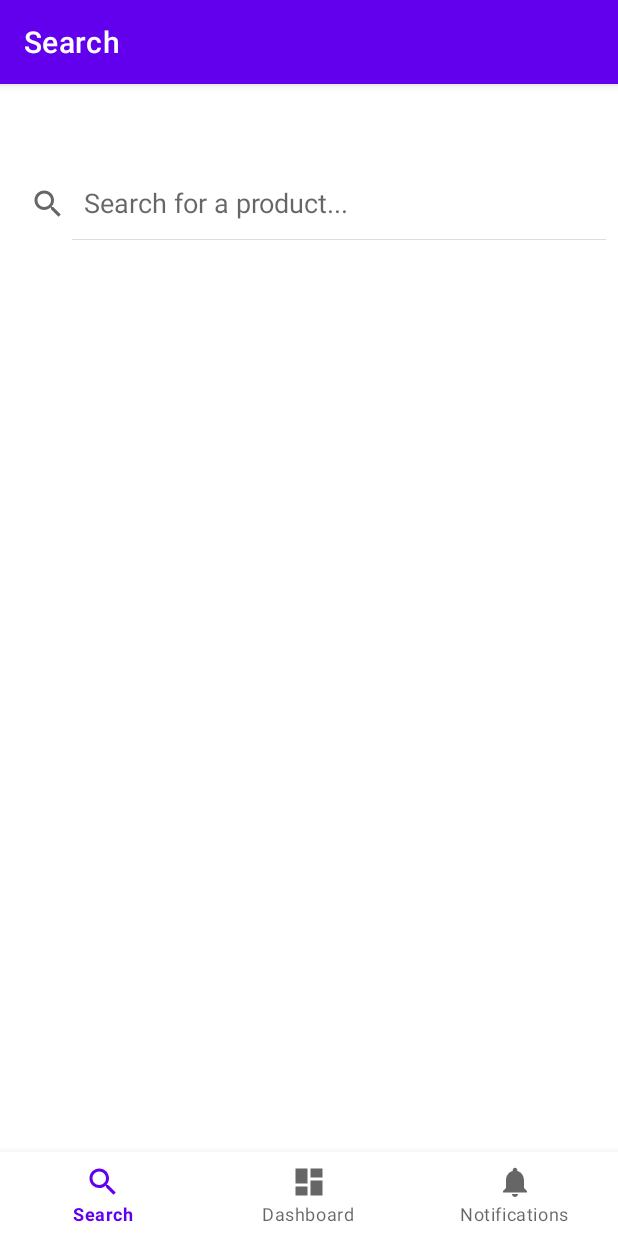
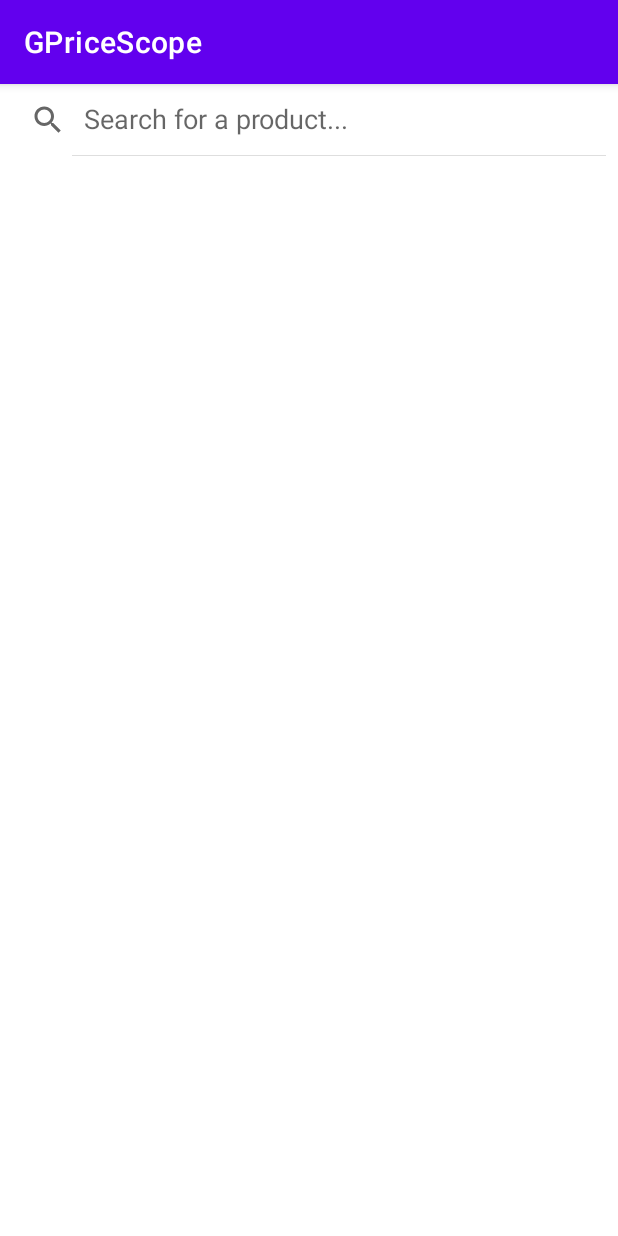
Before and after one commit to iampopovich/GOGCrawler, an Android app: the MainActivity screen opened directly, with no data from a screen before it, on a phone screen of 412 x 824 dp. Run offline under Robolectric (Android 15) with nearby library versions, the phone set to English and light mode, and no system bars; our stand-ins replace Volley.

Commit message:
сделал по красоте
- вью модель обновляет лайв дату без ручного триггера
- вернул обратно одну активность. гениально. просто.

```diff
--- a/app/build.gradle.kts
+++ b/app/build.gradle.kts
@@ -11,7 +11,7 @@ android {
         minSdk = 24
         targetSdk = 34
         versionCode = 1
-        versionName = "1.0"
+        versionName = "1.1"
 
         testInstrumentationRunner = "androidx.test.runner.AndroidJUnitRunner"
     }
@@ -44,6 +44,7 @@ dependencies {
     implementation(libs.lifecycle.viewmodel.ktx)
     implementation(libs.navigation.fragment)
     implementation(libs.navigation.ui)
+    implementation(libs.activity)
     testImplementation(libs.junit)
     androidTestImplementation(libs.ext.junit)
     androidTestImplementation(libs.espresso.core)
--- a/app/src/main/AndroidManifest.xml
+++ b/app/src/main/AndroidManifest.xml
@@ -14,14 +14,18 @@
         android:supportsRtl="true"
         android:theme="@style/Theme.GPriceScope"
         tools:targetApi="31">
+
         <activity
             android:name=".MainActivity"
             android:exported="true">
             <intent-filter>
                 <action android:name="android.intent.action.MAIN" />
                 <action android:name="android.intent.action.SEND" />
+
                 <category android:name="android.intent.category.DEFAULT" />
+
                 <data android:mimeType="text/plain" />
+
                 <category android:name="android.intent.category.LAUNCHER" />
             </intent-filter>
         </activity>
--- a/app/src/main/java/com/example/gpricescope/ui/search/Countries.java
+++ b/app/src/main/java/com/example/gpricescope/Countries.java
@@ -1,4 +1,4 @@
-package com.example.gpricescope.ui.search;
+package com.example.gpricescope;
 
 import java.util.HashMap;
 
--- a/app/src/main/java/com/example/gpricescope/MainActivity.java
+++ b/app/src/main/java/com/example/gpricescope/MainActivity.java
@@ -1,39 +1,148 @@
 package com.example.gpricescope;
 
+import android.app.AlertDialog;
+import android.content.Intent;
 import android.os.Bundle;
-
-import com.google.android.material.bottomnavigation.BottomNavigationView;
+import android.util.Log;
+import android.widget.SearchView;
 
 import androidx.appcompat.app.AppCompatActivity;
-import androidx.navigation.NavController;
-import androidx.navigation.Navigation;
-import androidx.navigation.ui.AppBarConfiguration;
-import androidx.navigation.ui.NavigationUI;
+import androidx.core.graphics.Insets;
+import androidx.core.view.ViewCompat;
+import androidx.core.view.WindowInsetsCompat;
+import androidx.lifecycle.ViewModelProvider;
+import androidx.recyclerview.widget.LinearLayoutManager;
 
+import com.android.volley.Request;
+import com.android.volley.RequestQueue;
+import com.android.volley.toolbox.StringRequest;
+import com.android.volley.toolbox.Volley;
 import com.example.gpricescope.databinding.ActivityMainBinding;
+
+import org.json.JSONException;
+import org.json.JSONObject;
+
+import java.util.regex.Matcher;
+import java.util.regex.Pattern;
 
 public class MainActivity extends AppCompatActivity {
 
     private ActivityMainBinding binding;
+    private RequestQueue requestQueue;
+    private String productId;
+    private SearchViewModel searchViewModel;
+    private final String TAG = "SearchFragment";
+    private final String FETCH_PRICE_REQUEST_TAG = "fetch_price_request";
+    private final String EXTRACT_PRODUCT_ID_REQUEST_TAG = "extract_product_id_request";
+
 
     @Override
     protected void onCreate(Bundle savedInstanceState) {
         super.onCreate(savedInstanceState);
-
         binding = ActivityMainBinding.inflate(getLayoutInflater());
         setContentView(binding.getRoot());
 
-        BottomNavigationView navView = findViewById(R.id.nav_view);
-        // Passing each menu ID as a set of Ids because each
-        // menu should be considered as top level destinations.
-        AppBarConfiguration appBarConfiguration = new AppBarConfiguration.Builder(
-                R.id.navigation_search,
-                R.id.navigation_dashboard,
-                R.id.navigation_notifications)
-                .build();
-        NavController navController = Navigation.findNavController(this, R.id.nav_host_fragment_activity_main);
-        NavigationUI.setupActionBarWithNavController(this, navController, appBarConfiguration);
-        NavigationUI.setupWithNavController(binding.navView, navController);
+        ViewCompat.setOnApplyWindowInsetsListener(findViewById(R.id.main), (v, insets) -> {
+            Insets systemBars = insets.getInsets(WindowInsetsCompat.Type.systemBars());
+            v.setPadding(systemBars.left, systemBars.top, systemBars.right, systemBars.bottom);
+            return insets;
+        });
+
+        searchViewModel = new ViewModelProvider(this).get(SearchViewModel.class);
+        searchViewModel.getPriceList().observe(this, priceList -> {
+            binding.priceRecyclerView.setLayoutManager(new LinearLayoutManager(this));
+            binding.priceRecyclerView.setAdapter(new PriceAdapter(this, priceList));
+        });
+
+        requestQueue = Volley.newRequestQueue(this);
+
+        binding.searchView.clearFocus();
+        binding.searchView.setOnQueryTextListener(new SearchView.OnQueryTextListener() {
+            @Override
+            public boolean onQueryTextSubmit(String query) {
+                fetchPrices(query);
+                return true;
+            }
+
+            @Override
+            public boolean onQueryTextChange(String newText) {
+                return true;
+            }
+        });
+        Intent intent = this.getIntent();
+        if (Intent.ACTION_SEND.equals(intent.getAction()) && intent.getType() != null) {
+            if ("text/plain".equals(intent.getType())) {
+                handleSendText(intent, binding.searchView);
+            }
+        }
     }
 
+
+    private void fetchPrices(String query) {
+        requestQueue.cancelAll(FETCH_PRICE_REQUEST_TAG);
+        requestQueue.cancelAll(EXTRACT_PRODUCT_ID_REQUEST_TAG);
+        searchViewModel.clearPrices();
+        if (!query.startsWith("https://www.gog.com/")) {
+            new AlertDialog.Builder(this).setTitle("Invalid URL error").setMessage("Check if you entered correct URL").show();
+            return;
+        }
+        extractProductId(query);
+    }
+
+    private void extractProductId(String url) {
+        StringRequest request = new StringRequest(url,
+                response -> {
+                    Pattern pattern = Pattern.compile("card-product=\"(\\d+)\"");
+                    Matcher matcher = pattern.matcher(response);
+                    while (matcher.find()) productId = matcher.group(1);
+                    if (productId == null) {
+                        new AlertDialog.Builder(this).setTitle("Invalid product id").setMessage("Check if you entered correct URL").show();
+                        Log.e(TAG, "Invalid product id");
+                        return;
+                    }
+                    Log.d(TAG, productId);
+                    for (String code : Countries.codes.keySet()) {
+                        makeRequest("https://api.gog.com/products/" + productId + "/prices?countryCode=" + code + "&currency=USD");
+                    }
+                }, error -> Log.e(TAG, error.toString()));
+        request.setTag(EXTRACT_PRODUCT_ID_REQUEST_TAG);
+        requestQueue.add(request);
+    }
+
+    private void makeRequest(String url) {
+        StringRequest request = new StringRequest(Request.Method.GET, url, response -> {
+            try {
+                JSONObject result = new JSONObject(response)
+                        .getJSONObject("_embedded")
+                        .getJSONArray("prices")
+                        .getJSONObject(0);
+                searchViewModel.addPrice(
+                        new PriceItem(
+                                url.split("countryCode=")[1].split("&")[0],
+                                Integer.parseInt(result.getString("finalPrice").split(" ")[0]) / 100.00
+                        ));
+            } catch (JSONException e) {
+                throw new RuntimeException(e);
+            }
+        }, error -> {
+        });
+        request.setTag(FETCH_PRICE_REQUEST_TAG);
+        requestQueue.add(request);
+    }
+
+    private void handleSendText(Intent intent, SearchView searchView) {
+        String sharedText = intent.getStringExtra(Intent.EXTRA_TEXT);
+        if (sharedText != null && sharedText.startsWith("https://www.gog.com/") && sharedText.contains("/game/")) {
+            searchView.setQuery(sharedText, false);
+            fetchPrices(sharedText);
+        }
+    }
+
+    @Override
+    protected void onDestroy() {
+        super.onDestroy();
+        requestQueue.stop();
+        requestQueue.cancelAll(FETCH_PRICE_REQUEST_TAG);
+        requestQueue.cancelAll(EXTRACT_PRODUCT_ID_REQUEST_TAG);
+    }
 }
--- a/app/src/main/java/com/example/gpricescope/ui/search/PriceAdapter.java
+++ b/app/src/main/java/com/example/gpricescope/PriceAdapter.java
@@ -1,4 +1,4 @@
-package com.example.gpricescope.ui.search;
+package com.example.gpricescope;
 
 import android.view.LayoutInflater;
 import android.view.View;
@@ -9,8 +9,6 @@ import android.widget.TextView;
 
 import androidx.annotation.NonNull;
 import androidx.recyclerview.widget.RecyclerView;
-
-import com.example.gpricescope.R;
 
 import java.util.List;
 
--- a/app/src/main/java/com/example/gpricescope/ui/search/PriceItem.java
+++ b/app/src/main/java/com/example/gpricescope/PriceItem.java
@@ -1,4 +1,4 @@
-package com.example.gpricescope.ui.search;
+package com.example.gpricescope;
 
 public class PriceItem {
 
--- /dev/null
+++ b/app/src/main/java/com/example/gpricescope/SearchViewModel.java
@@ -0,0 +1,36 @@
+package com.example.gpricescope;
+
+import androidx.lifecycle.MutableLiveData;
+import androidx.lifecycle.ViewModel;
+
+import java.util.ArrayList;
+import java.util.Comparator;
+import java.util.List;
+import java.util.Objects;
+
+public class SearchViewModel extends ViewModel {
+
+    private final MutableLiveData<List<PriceItem>> mPriceList;
+
+    public SearchViewModel() {
+        mPriceList = new MutableLiveData<>(new ArrayList<>());
+    }
+
+    public void addPrice(PriceItem priceItem) {
+        List<PriceItem> list = mPriceList.getValue();
+        Objects.requireNonNull(list).add(priceItem);
+        list.sort(Comparator.comparing(PriceItem::getValue));
+        if (list.size() > 7) list.subList(7, list.size()).clear();
+        mPriceList.setValue(list);
+    }
+
+    public void clearPrices() {
+        List<PriceItem> list = mPriceList.getValue();
+        Objects.requireNonNull(list).clear();
+        mPriceList.setValue(list);
+    }
+
+    public MutableLiveData<List<PriceItem>> getPriceList() {
+        return mPriceList;
+    }
+}
--- a/app/src/main/java/com/example/gpricescope/ui/search/SearchFragment.java
+++ /dev/null
@@ -1,140 +0,0 @@
-package com.example.gpricescope.ui.search;
-
-import android.app.AlertDialog;
-import android.content.Intent;
-import android.os.Bundle;
-import android.util.Log;
-import android.view.LayoutInflater;
-import android.view.View;
-import android.view.ViewGroup;
-import android.widget.SearchView;
-import android.widget.Toast;
-
-import androidx.annotation.NonNull;
-import androidx.fragment.app.Fragment;
-import androidx.lifecycle.ViewModelProvider;
-import androidx.recyclerview.widget.LinearLayoutManager;
-
-import com.android.volley.Request;
-import com.android.volley.RequestQueue;
-import com.android.volley.toolbox.StringRequest;
-import com.android.volley.toolbox.Volley;
-import com.example.gpricescope.databinding.FragmentSearchBinding;
-
-import org.json.JSONException;
-import org.json.JSONObject;
-
-import java.util.regex.Matcher;
-import java.util.regex.Pattern;
-
-public class SearchFragment extends Fragment {
-
-    private FragmentSearchBinding binding;
-    private RequestQueue requestQueue;
-    private String productId;
-    private SearchViewModel searchViewModel;
-    private final String TAG = "SearchFragment";
-    private final String FETCH_PRICE_REQUEST_TAG = "fetch_price_request";
-    private final String EXTRACT_PRODUCT_ID_REQUEST_TAG = "extract_product_id_request";
-
-
-    public View onCreateView(@NonNull LayoutInflater inflater,
-                             ViewGroup container, Bundle savedInstanceState) {
-
-        searchViewModel = new ViewModelProvider(this).get(SearchViewModel.class);
-        requestQueue = Volley.newRequestQueue(requireContext());
-
-        binding = FragmentSearchBinding.inflate(inflater, container, false);
-        binding.searchView.clearFocus();
-        binding.searchView.setOnQueryTextListener(new SearchView.OnQueryTextListener() {
-            @Override
-            public boolean onQueryTextSubmit(String query) {
-                fetchPrices(query);
-                return true;
-            }
-
-            @Override
-            public boolean onQueryTextChange(String newText) {
-                return true;
-            }
-        });
-        Intent intent = requireActivity().getIntent();
-        if (Intent.ACTION_SEND.equals(intent.getAction()) && intent.getType() != null) {
-            if ("text/plain".equals(intent.getType())) {
-                handleSendText(intent, binding.searchView);
-            }
-        }
-        binding.priceRecyclerView.setLayoutManager(new LinearLayoutManager(getContext()));
-        binding.priceRecyclerView.setAdapter(new PriceAdapter(getContext(), searchViewModel.getPriceList()));
-        return binding.getRoot();
-    }
-
-    @Override
-    public void onDestroyView() {
-        super.onDestroyView();
-        binding = null;
-        requestQueue.stop();
-        requestQueue.cancelAll(FETCH_PRICE_REQUEST_TAG);
-        requestQueue.cancelAll(EXTRACT_PRODUCT_ID_REQUEST_TAG);
-    }
-
-    private void fetchPrices(String query) {
-        requestQueue.cancelAll(FETCH_PRICE_REQUEST_TAG);
-        requestQueue.cancelAll(EXTRACT_PRODUCT_ID_REQUEST_TAG);
-        searchViewModel.clearPrices();
-        if (!query.startsWith("https://www.gog.com/")) {
-            new AlertDialog.Builder(getContext()).setTitle("Invalid URL error").setMessage("Check if you entered correct URL").show();
-            return;
-        }
-        extractProductId(query);
-    }
-
-    private void extractProductId(String url) {
-        StringRequest request = new StringRequest(url,
-                response -> {
-                    Pattern pattern = Pattern.compile("card-product=\"(\\d+)\"");
-                    Matcher matcher = pattern.matcher(response);
-                    while (matcher.find()) productId = matcher.group(1);
-                    if (productId == null) {
-                        new AlertDialog.Builder(getContext()).setTitle("Invalid product id").setMessage("Check if you entered correct URL").show();
-                        Log.e(TAG, "Invalid product id");
-                        return;
-                    }
-                    Log.d(TAG, productId);
-                    for (String code : Countries.codes.keySet()) {
-                        makeRequest("https://api.gog.com/products/" + productId + "/prices?countryCode=" + code + "&currency=USD");
-                    }
-                    binding.priceRecyclerView.getAdapter().notifyDataSetChanged();
-                }, error -> Log.e(TAG, error.toString()));
-        request.setTag(EXTRACT_PRODUCT_ID_REQUEST_TAG);
-        requestQueue.add(request);
-    }
-
-    private void makeRequest(String url) {
-        StringRequest request = new StringRequest(Request.Method.GET, url, response -> {
-            try {
-                JSONObject result = new JSONObject(response)
-                        .getJSONObject("_embedded")
-                        .getJSONArray("prices")
-                        .getJSONObject(0);
-                searchViewModel.addPrice(
-                        new PriceItem(url.split("countryCode=")[1].split("&")[0],
-                                Integer.parseInt(result.getString("finalPrice").split(" ")[0]) / 100.00));
-//                                result.getString("finalPrice").split(" ")[1]));
-            } catch (JSONException e) {
-                throw new RuntimeException(e);
-            }
-        }, error -> {
-        });
-        request.setTag(FETCH_PRICE_REQUEST_TAG);
-        requestQueue.add(request);
-    }
-
-    private void handleSendText(Intent intent, SearchView searchView) {
-        String sharedText = intent.getStringExtra(Intent.EXTRA_TEXT);
-        if (sharedText != null && sharedText.startsWith("https://www.gog.com/") && sharedText.contains("/game/")) {
-            searchView.setQuery(sharedText, false);
-            fetchPrices(sharedText);
-        }
-    }
-}
--- a/app/src/main/java/com/example/gpricescope/ui/search/SearchViewModel.java
+++ /dev/null
@@ -1,33 +0,0 @@
-package com.example.gpricescope.ui.search;
-
-import androidx.lifecycle.MutableLiveData;
-import androidx.lifecycle.ViewModel;
-
-import java.util.ArrayList;
-import java.util.Comparator;
-import java.util.List;
-import java.util.Objects;
-
-public class SearchViewModel extends ViewModel {
-
-    private final MutableLiveData<List<PriceItem>> mPriceList;
-
-    public SearchViewModel() {
-        mPriceList = new MutableLiveData<>(new ArrayList<>());
-    }
-
-    public void addPrice(PriceItem priceItem) {
-        Objects.requireNonNull(mPriceList.getValue()).add(priceItem);
-        mPriceList.getValue().sort(Comparator.comparing(PriceItem::getValue));
-        if (mPriceList.getValue().size() > 7)
-            mPriceList.getValue().subList(7, mPriceList.getValue().size()).clear();
-    }
-
-    public void clearPrices() {
-        Objects.requireNonNull(mPriceList.getValue()).clear();
-    }
-
-    public List<PriceItem> getPriceList() {
-        return mPriceList.getValue();
-    }
-}
--- a/app/src/main/res/layout/activity_main.xml
+++ b/app/src/main/res/layout/activity_main.xml
@@ -1,33 +1,28 @@
 <?xml version="1.0" encoding="utf-8"?>
 <androidx.constraintlayout.widget.ConstraintLayout xmlns:android="http://schemas.android.com/apk/res/android"
     xmlns:app="http://schemas.android.com/apk/res-auto"
-    android:id="@+id/container"
+    android:id="@+id/main"
     android:layout_width="match_parent"
-    android:layout_height="match_parent"
-    android:paddingTop="?attr/actionBarSize">
+    android:layout_height="match_parent">
 
-    <com.google.android.material.bottomnavigation.BottomNavigationView
-        android:id="@+id/nav_view"
-        android:layout_width="0dp"
-        android:layout_height="wrap_content"
-        android:layout_marginStart="0dp"
-        android:layout_marginEnd="0dp"
-        android:background="?android:attr/windowBackground"
+    <SearchView
+        android:id="@+id/searchView"
+        android:layout_width="match_parent"
+        android:layout_height="0dp"
+        android:iconifiedByDefault="false"
+        android:queryHint="Search for a product..."
+        app:layout_constraintEnd_toEndOf="parent"
+        app:layout_constraintStart_toStartOf="parent"
+        app:layout_constraintTop_toTopOf="parent" />
+
+    <androidx.recyclerview.widget.RecyclerView
+        android:id="@+id/priceRecyclerView"
+        android:layout_width="match_parent"
+        android:layout_height="0dp"
         app:layout_constraintBottom_toBottomOf="parent"
-        app:layout_constraintLeft_toLeftOf="parent"
-        app:layout_constraintRight_toRightOf="parent"
-        app:menu="@menu/bottom_nav_menu" />
+        app:layout_constraintEnd_toEndOf="parent"
+        app:layout_constraintStart_toStartOf="parent"
+        app:layout_constraintTop_toBottomOf="@+id/searchView" />
 
-    <fragment
-        android:id="@+id/nav_host_fragment_activity_main"
-        android:name="androidx.navigation.fragment.NavHostFragment"
-        android:layout_width="match_parent"
-        android:layout_height="match_parent"
-        app:defaultNavHost="true"
-        app:layout_constraintBottom_toTopOf="@id/nav_view"
-        app:layout_constraintLeft_toLeftOf="parent"
-        app:layout_constraintRight_toRightOf="parent"
-        app:layout_constraintTop_toTopOf="parent"
-        app:navGraph="@navigation/mobile_navigation" />
 
 </androidx.constraintlayout.widget.ConstraintLayout>
--- a/app/src/main/res/layout/fragment_search.xml
+++ /dev/null
@@ -1,28 +0,0 @@
-<?xml version="1.0" encoding="utf-8"?>
-<androidx.constraintlayout.widget.ConstraintLayout xmlns:android="http://schemas.android.com/apk/res/android"
-    xmlns:app="http://schemas.android.com/apk/res-auto"
-    xmlns:tools="http://schemas.android.com/tools"
-    android:layout_width="match_parent"
-    android:layout_height="match_parent"
-    tools:context=".ui.search.SearchFragment">
-    <SearchView
-        android:id="@+id/searchView"
-        android:layout_width="match_parent"
-        android:layout_height="0dp"
-        android:queryHint="Search for a product..."
-        app:layout_constraintEnd_toEndOf="parent"
-        app:layout_constraintStart_toStartOf="parent"
-        android:iconifiedByDefault="false"
-        app:layout_constraintTop_toTopOf="parent" />
-
-    <androidx.recyclerview.widget.RecyclerView
-        android:id="@+id/priceRecyclerView"
-        android:layout_width="match_parent"
-        android:layout_height="0dp"
-        app:layout_constraintBottom_toBottomOf="parent"
-        app:layout_constraintEnd_toEndOf="parent"
-        app:layout_constraintStart_toStartOf="parent"
-        app:layout_constraintTop_toBottomOf="@+id/searchView" />
-
-
-</androidx.constraintlayout.widget.ConstraintLayout>
--- a/app/src/main/res/menu/bottom_nav_menu.xml
+++ /dev/null
@@ -1,19 +0,0 @@
-<?xml version="1.0" encoding="utf-8"?>
-<menu xmlns:android="http://schemas.android.com/apk/res/android">
-
-    <item
-        android:id="@+id/navigation_search"
-        android:icon="@drawable/ic_search_black_24dp"
-        android:title="@string/title_search" />
-
-    <item
-        android:id="@+id/navigation_dashboard"
-        android:icon="@drawable/ic_dashboard_black_24dp"
-        android:title="@string/title_dashboard" />
-
-    <item
-        android:id="@+id/navigation_notifications"
-        android:icon="@drawable/ic_notifications_black_24dp"
-        android:title="@string/title_notifications" />
-
-</menu>
--- a/app/src/main/res/navigation/mobile_navigation.xml
+++ /dev/null
@@ -1,25 +0,0 @@
-<?xml version="1.0" encoding="utf-8"?>
-<navigation xmlns:android="http://schemas.android.com/apk/res/android"
-    xmlns:app="http://schemas.android.com/apk/res-auto"
-    xmlns:tools="http://schemas.android.com/tools"
-    android:id="@+id/mobile_navigation"
-    app:startDestination="@+id/navigation_search">
-
-    <fragment
-        android:id="@+id/navigation_search"
-        android:name="com.example.gpricescope.ui.search.SearchFragment"
-        android:label="@string/title_search"
-        tools:layout="@layout/fragment_search" />
-
-    <fragment
-        android:id="@+id/navigation_dashboard"
-        android:name="com.example.gpricescope.ui.dashboard.DashboardFragment"
-        android:label="@string/title_dashboard"
-        tools:layout="@layout/fragment_dashboard" />
-
-    <fragment
-        android:id="@+id/navigation_notifications"
-        android:name="com.example.gpricescope.ui.notifications.NotificationsFragment"
-        android:label="@string/title_notifications"
-        tools:layout="@layout/fragment_notifications" />
-</navigation>
--- a/gradle/libs.versions.toml
+++ b/gradle/libs.versions.toml
@@ -11,6 +11,7 @@ lifecycleViewmodelKtx = "2.8.4"
 navigationFragment = "2.7.7"
 navigationUi = "2.7.7"
 volley = "1.2.1"
+activity = "1.9.2"
 
 [libraries]
 junit = { group = "junit", name = "junit", version.ref = "junit" }
@@ -24,6 +25,7 @@ lifecycle-viewmodel-ktx = { group = "androidx.lifecycle", name = "lifecycle-view
 navigation-fragment = { group = "androidx.navigation", name = "navigation-fragment", version.ref = "navigationFragment" }
 navigation-ui = { group = "androidx.navigation", name = "navigation-ui", version.ref = "navigationUi" }
 volley = { module = "com.android.volley:volley", version.ref = "volley" }
+activity = { group = "androidx.activity", name = "activity", version.ref = "activity" }
 
 [plugins]
 android-application = { id = "com.android.application", version.ref = "agp" }
```
Also changed, not shown: app/src/main/java/com/example/gpricescope/ui/dashboard/DashboardFragment.java (deleted, +0 -37 lines), app/src/main/java/com/example/gpricescope/ui/dashboard/DashboardViewModel.java (deleted, +0 -19 lines), app/src/main/java/com/example/gpricescope/ui/notifications/NotificationsFragment.java (deleted, +0 -37 lines), app/src/main/java/com/example/gpricescope/ui/notifications/NotificationsViewModel.java (deleted, +0 -19 lines), app/src/main/res/layout/fragment_dashboard.xml (deleted, +0 -22 lines), app/src/main/res/layout/fragment_notifications.xml (deleted, +0 -22 lines).
